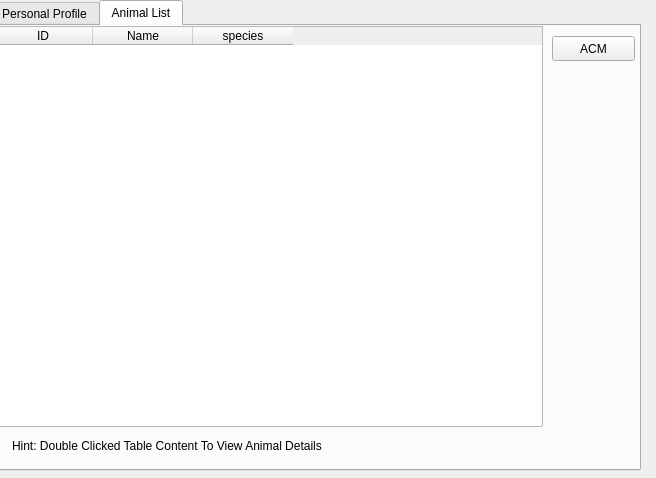
The window that clientwindow.ui (CRM2017/cuACS) describes before a commit, drawn with Qt 5.
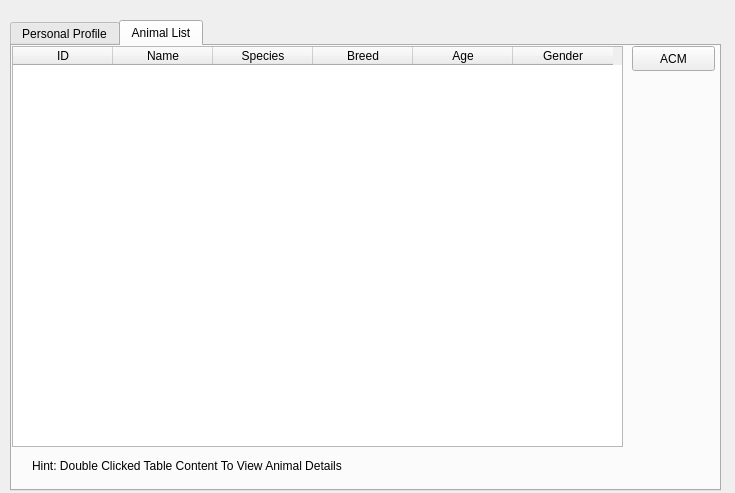
The same window after the commit.

```diff
--- a/clientwindow.ui
+++ b/clientwindow.ui
@@ -6,8 +6,8 @@
    <rect>
     <x>0</x>
     <y>0</y>
-    <width>656</width>
-    <height>478</height>
+    <width>735</width>
+    <height>493</height>
    </rect>
   </property>
   <property name="windowTitle">
@@ -16,9 +16,9 @@
   <widget class="QTabWidget" name="tabWidget">
    <property name="geometry">
     <rect>
-     <x>-10</x>
-     <y>0</y>
-     <width>651</width>
+     <x>10</x>
+     <y>20</y>
+     <width>711</width>
      <height>471</height>
     </rect>
    </property>
@@ -94,7 +94,7 @@
       <rect>
        <x>0</x>
        <y>0</y>
-       <width>551</width>
+       <width>611</width>
        <height>401</height>
       </rect>
      </property>
@@ -110,15 +110,30 @@
      </column>
      <column>
       <property name="text">
-       <string>species</string>
+       <string>Species</string>
+      </property>
+     </column>
+     <column>
+      <property name="text">
+       <string>Breed</string>
+      </property>
+     </column>
+     <column>
+      <property name="text">
+       <string>Age</string>
+      </property>
+     </column>
+     <column>
+      <property name="text">
+       <string>Gender</string>
       </property>
      </column>
     </widget>
     <widget class="QPushButton" name="recommandButton">
      <property name="geometry">
       <rect>
-       <x>560</x>
-       <y>10</y>
+       <x>620</x>
+       <y>0</y>
        <width>83</width>
        <height>25</height>
       </rect>
```
